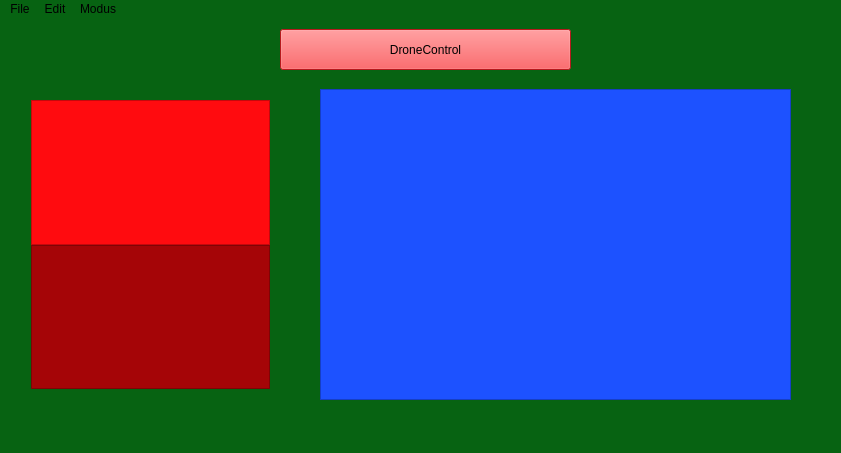
First picture: the form in QT/DroneControlW/mainwindow.ui, repository ADCSP/DrohnenSteuerung, before the edit.
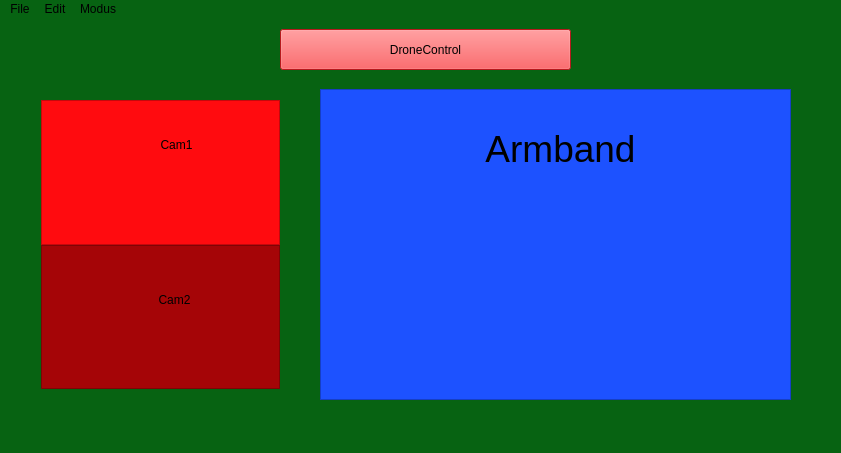
Second picture: the form after the edit.

Patch:
```diff
--- a/QT/DroneControlW/mainwindow.ui
+++ b/QT/DroneControlW/mainwindow.ui
@@ -24,7 +24,7 @@
    <widget class="QWidget" name="verticalLayoutWidget">
     <property name="geometry">
      <rect>
-      <x>20</x>
+      <x>30</x>
       <y>70</y>
       <width>261</width>
       <height>311</height>
@@ -42,6 +42,12 @@
        <property name="enabled">
         <bool>true</bool>
        </property>
+       <property name="layoutDirection">
+        <enum>Qt::LeftToRight</enum>
+       </property>
+       <property name="autoFillBackground">
+        <bool>true</bool>
+       </property>
        <property name="styleSheet">
         <string notr="true">background-color: rgb(255, 11, 15);</string>
        </property>
@@ -51,10 +57,26 @@
        <property name="frameShadow">
         <enum>QFrame::Raised</enum>
        </property>
+       <widget class="QLabel" name="lbCam1">
+        <property name="geometry">
+         <rect>
+          <x>90</x>
+          <y>20</y>
+          <width>91</width>
+          <height>51</height>
+         </rect>
+        </property>
+        <property name="text">
+         <string>&lt;html&gt;&lt;head/&gt;&lt;body&gt;&lt;p align=&quot;center&quot;&gt;Cam1&lt;/p&gt;&lt;/body&gt;&lt;/html&gt;</string>
+        </property>
+       </widget>
       </widget>
      </item>
      <item>
       <widget class="QFrame" name="Cam2">
+       <property name="autoFillBackground">
+        <bool>true</bool>
+       </property>
        <property name="styleSheet">
         <string notr="true">background-color: rgb(165, 5, 7);</string>
        </property>
@@ -64,6 +86,19 @@
        <property name="frameShadow">
         <enum>QFrame::Raised</enum>
        </property>
+       <widget class="QLabel" name="lbCam2">
+        <property name="geometry">
+         <rect>
+          <x>110</x>
+          <y>40</y>
+          <width>47</width>
+          <height>31</height>
+         </rect>
+        </property>
+        <property name="text">
+         <string>&lt;html&gt;&lt;head/&gt;&lt;body&gt;&lt;p align=&quot;center&quot;&gt;Cam2&lt;/p&gt;&lt;/body&gt;&lt;/html&gt;</string>
+        </property>
+       </widget>
       </widget>
      </item>
     </layout>
@@ -105,6 +140,19 @@
     <property name="frameShadow">
      <enum>QFrame::Raised</enum>
     </property>
+    <widget class="QLabel" name="lbArmband">
+     <property name="geometry">
+      <rect>
+       <x>150</x>
+       <y>30</y>
+       <width>181</width>
+       <height>61</height>
+      </rect>
+     </property>
+     <property name="text">
+      <string>&lt;html&gt;&lt;head/&gt;&lt;body&gt;&lt;p align=&quot;center&quot;&gt;&lt;span style=&quot; font-size:28pt;&quot;&gt;Armband&lt;/span&gt;&lt;/p&gt;&lt;/body&gt;&lt;/html&gt;</string>
+     </property>
+    </widget>
    </widget>
   </widget>
   <widget class="QMenuBar" name="menuBar">
```
